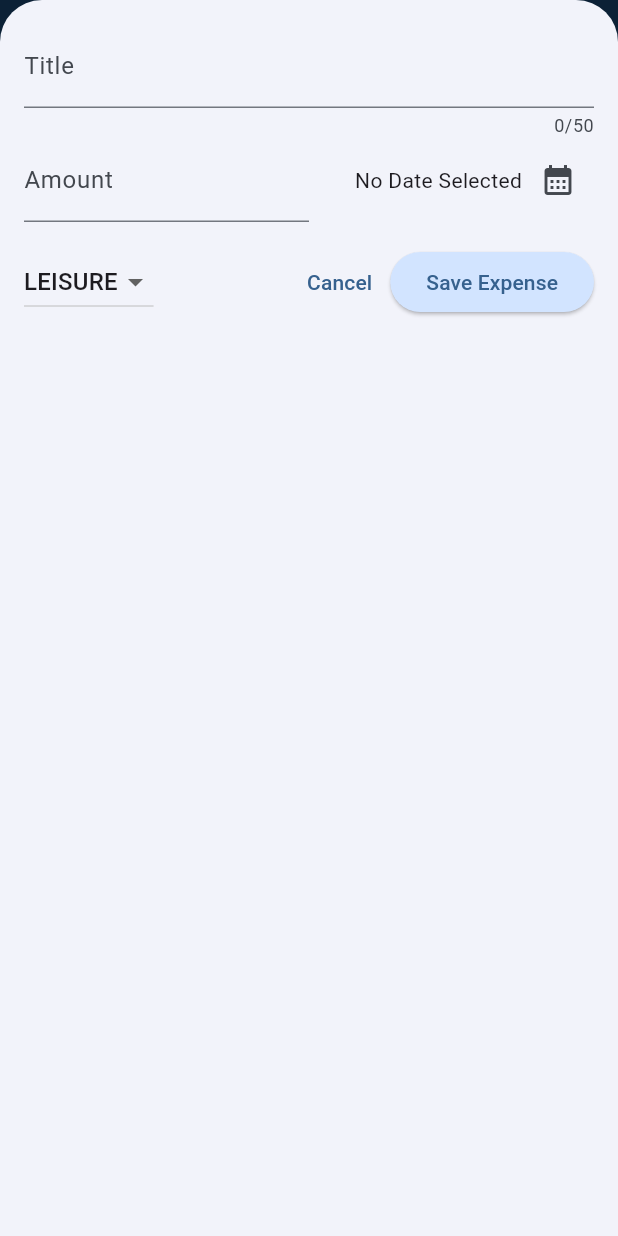
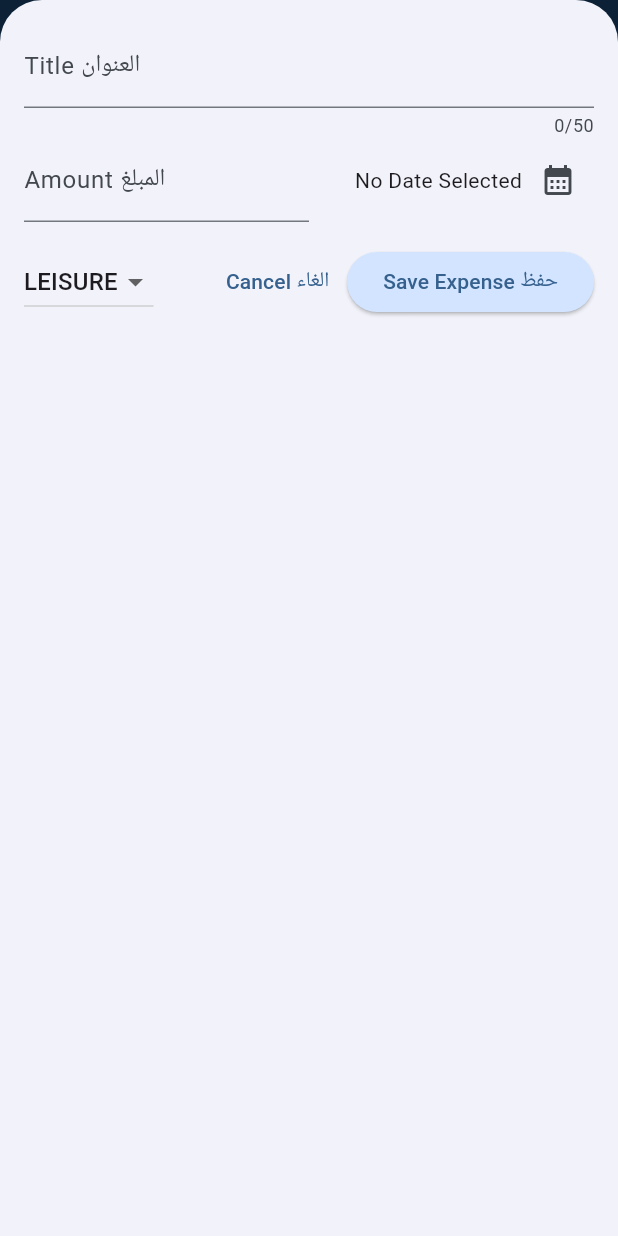
Before and after one commit to Abdullah-XDev/Tracker-App, a Flutter app: the screen it shows after launch, after a tap on the "add" icon, on a phone screen of 412 x 824 dp. Run offline on Flutter 3.47's test engine with Material 3 defaults, Android fonts, the phone set to English and light mode, and no system bars.

Commit message:
Building Responsive & Adaptive User Interfaces in arabic

```diff
--- a/lib/widgets/expenses.dart
+++ b/lib/widgets/expenses.dart
@@ -15,12 +15,12 @@ class Expenses extends StatefulWidget {
 class _ExpensesState extends State<Expenses> {
   final List<Expense> _registredExpenses = [
     Expense(
-        title: 'Transportation',
+        title: 'Transportation مواصلات',
         amount: 39.9,
         date: DateTime.now(),
         category: Category.work),
     Expense(
-        title: 'Movie',
+        title: 'Movie افلام',
         amount: 49.9,
         date: DateTime.now(),
         category: Category.leisure),
@@ -52,9 +52,9 @@ class _ExpensesState extends State<Expenses> {
     ScaffoldMessenger.of(context).showSnackBar(
       SnackBar(
         duration: const Duration(seconds: 3),
-        content: const Text('Expense Deleted'),
+        content: const Text('Expense Deleted حذفت النفقات'),
         action: SnackBarAction(
-            label: 'Undo',
+            label: 'Undo تراجع',
             onPressed: () {
               setState(() {
                 _registredExpenses.insert(expenseIndex, expense);
@@ -70,7 +70,7 @@ class _ExpensesState extends State<Expenses> {
 
 
     Widget mainContent = const Center(
-      child: Text('No Expenses found. Start adding some?!'),
+      child: Text('No Expenses found. Start adding some?! لا يوجد نفقات قم بالاضافة'),
     );
 
     if (_registredExpenses.isNotEmpty) {
@@ -82,7 +82,7 @@ class _ExpensesState extends State<Expenses> {
 
     return Scaffold(
       appBar: AppBar(
-        title: const Text('Expense Tracker'), //تتبع نفقاتك
+        title: const Text('Expense Tracker تتبع نفقاتك'), //تتبع نفقاتك
         actions: [
           IconButton(
             onPressed: _openAddExpenseOverlay,
--- a/lib/widgets/new_expense.dart
+++ b/lib/widgets/new_expense.dart
@@ -42,14 +42,14 @@ class _NewExpenseState extends State<NewExpense> {
       showDialog(
         context: context,
         builder: (ctx) => AlertDialog(
-          title: const Text('Invalid Input'),
-          content: const Text('Please make sure to fill all fields correctly!'),
+          title: const Text('Invalid Input غير صحيح'),
+          content: const Text('Please make sure to fill all fields correctly! الرجاء التأكد من ادخال جميع الحقول'),
           actions: [
             TextButton(
               onPressed: () {
                 Navigator.pop(ctx);
               },
-              child: const Text('Okay'),
+              child: const Text('Okay تم'),
             ),
           ],
         ),
@@ -97,7 +97,7 @@ class _NewExpenseState extends State<NewExpense> {
                   controller: _titleController,
                   maxLength: 50,
                   decoration: const InputDecoration(
-                    label: Text('Title'),
+                    label: Text('Title العنوان'),
                   ),
                 ),
                 ),
@@ -108,7 +108,7 @@ class _NewExpenseState extends State<NewExpense> {
                         keyboardType: TextInputType.number,
                         decoration: const InputDecoration(
                           prefixText: '\$ ',
-                          label: Text('Amount'),
+                          label: Text('Amount المبلغ'),
                         ),
                       ),
                     ),
@@ -119,7 +119,7 @@ class _NewExpenseState extends State<NewExpense> {
                   controller: _titleController,
                   maxLength: 50,
                   decoration: const InputDecoration(
-                    label: Text('Title'),
+                    label: Text('Title العنوان'),
                   ),
                 ),
                 if (width >= 600)
@@ -173,7 +173,7 @@ class _NewExpenseState extends State<NewExpense> {
                         keyboardType: TextInputType.number,
                         decoration: const InputDecoration(
                           prefixText: '\$ ',
-                          label: Text('Amount'),
+                          label: Text('Amount المبلغ'),
                         ),
                       ),
                     ),
@@ -209,11 +209,11 @@ class _NewExpenseState extends State<NewExpense> {
                       onPressed: () {
                         Navigator.pop(context);
                       },
-                      child: const Text('Cancel'),
+                      child: const Text('Cancel الغاء'),
                     ),
                     ElevatedButton(
                       onPressed: _submitExpenseDatea,
-                      child: const Text('Save Expense'),
+                      child: const Text('Save Expense خفظ'),
                     ),
                 ],)
                 else
@@ -245,11 +245,11 @@ class _NewExpenseState extends State<NewExpense> {
                       onPressed: () {
                         Navigator.pop(context);
                       },
-                      child: const Text('Cancel'),
+                      child: const Text('Cancel الغاء'),
                     ),
                     ElevatedButton(
                       onPressed: _submitExpenseDatea,
-                      child: const Text('Save Expense'),
+                      child: const Text('Save Expense حفظ'),
                     ),
                   ],
                 )
```
